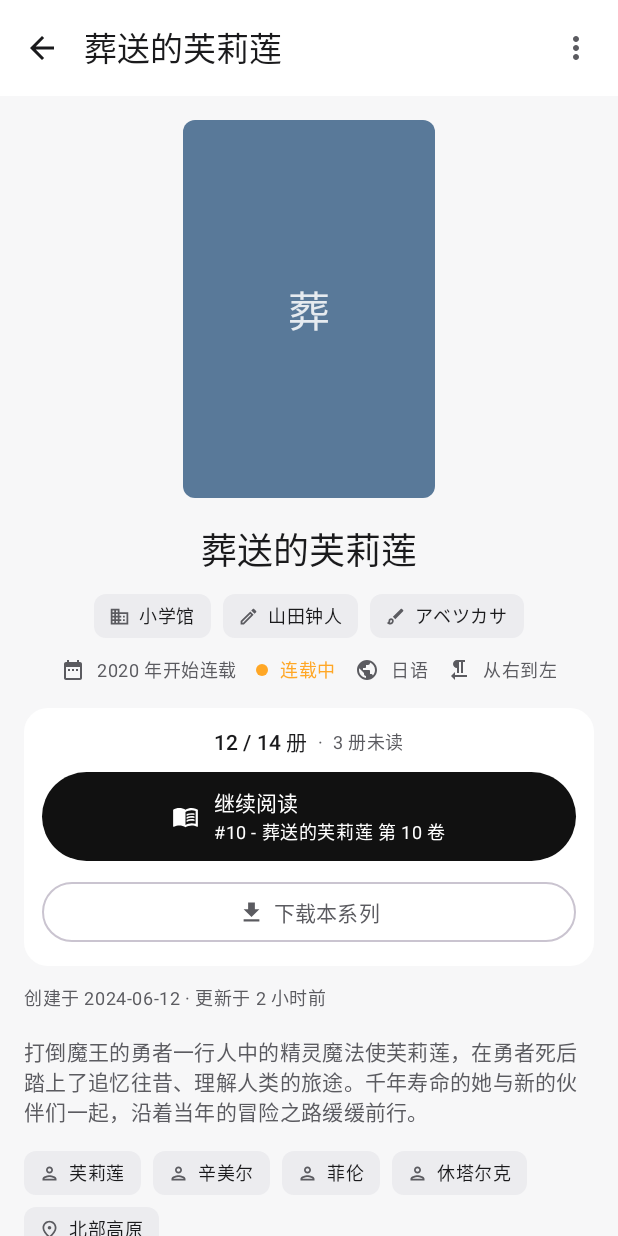
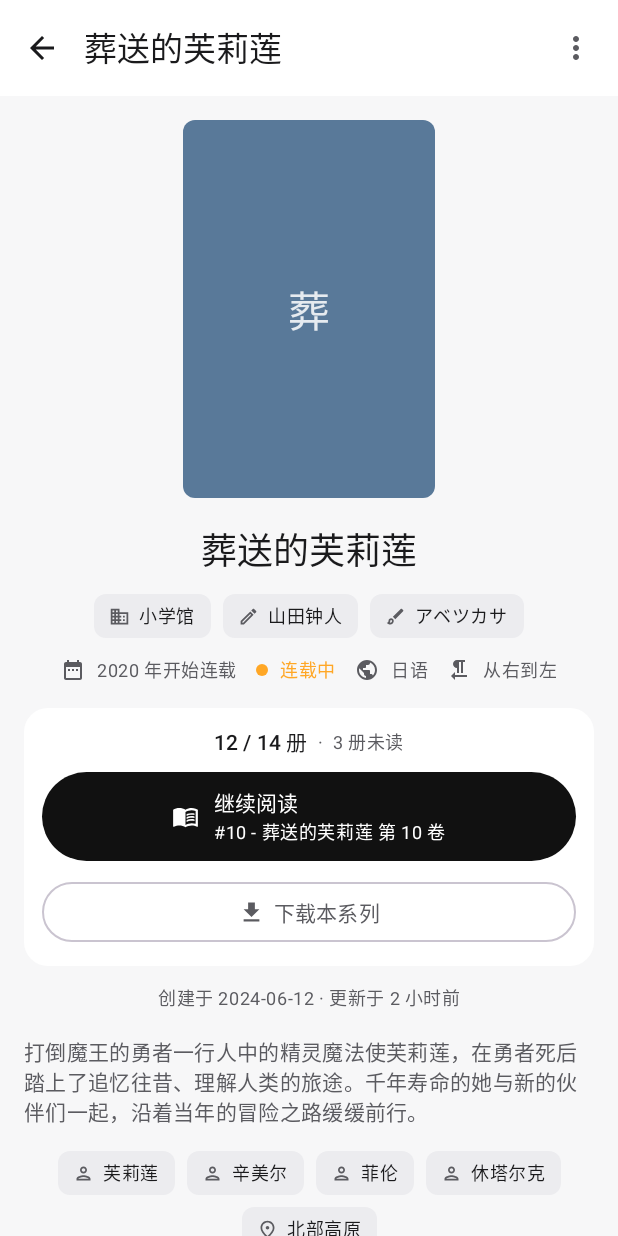
Before and after one commit to kmworks/kmreader-android, an Android app built with Jetpack Compose: the composable SeriesDetailScreen called with sample values from the repository, on a phone screen of 412 x 824 dp. Run offline under Robolectric (Android 15) with nearby library versions, the phone set to English and light mode, and no system bars; our stand-ins replace Dagger/Hilt's generated code; pictures from the network do not load.

Commit message:
UX fixes: dashboard context menus (incl. Go to Series), centered narrow series detail, visible library scope selector on dashboard/search

```diff
--- a/app/src/main/java/com/kmworks/kmreader/ui/components/ContextMenuSheet.kt
+++ b/app/src/main/java/com/kmworks/kmreader/ui/components/ContextMenuSheet.kt
@@ -9,6 +9,7 @@ import androidx.compose.foundation.layout.padding
 import androidx.compose.foundation.layout.width
 import androidx.compose.material.icons.Icons
 import androidx.compose.material.icons.outlined.Analytics
+import androidx.compose.material.icons.outlined.AutoStories
 import androidx.compose.material.icons.outlined.CheckCircle
 import androidx.compose.material.icons.outlined.CollectionsBookmark
 import androidx.compose.material.icons.outlined.Delete
@@ -113,11 +114,12 @@ fun seriesContextMenuItems(
     add(ContextMenuItem("删除", Icons.Outlined.Delete, destructive = true, onClick = onDelete))
 }
 
-/** 书籍上下文菜单（对齐 BookContextMenu）。 */
+/** 书籍上下文菜单（对齐 BookContextMenu；「访问系列」对应原作的系列导航入口）。 */
 fun bookContextMenuItems(
     hasStarted: Boolean,
     completed: Boolean,
     downloaded: Boolean,
+    onOpenSeries: () -> Unit = {},
     onMarkRead: () -> Unit = {},
     onMarkUnread: () -> Unit = {},
     onDownload: () -> Unit = {},
@@ -128,6 +130,7 @@ fun bookContextMenuItems(
     onShare: () -> Unit = {},
     onDelete: () -> Unit = {},
 ): List<ContextMenuItem> = buildList {
+    add(ContextMenuItem("访问系列", Icons.Outlined.AutoStories, onClick = onOpenSeries))
     if (!completed) {
         add(ContextMenuItem("标记为已读", Icons.Outlined.CheckCircle, onClick = onMarkRead))
     }
--- a/app/src/main/java/com/kmworks/kmreader/ui/detail/SeriesDetailScreen.kt
+++ b/app/src/main/java/com/kmworks/kmreader/ui/detail/SeriesDetailScreen.kt
@@ -70,6 +70,7 @@ import androidx.compose.ui.Alignment
 import androidx.compose.ui.Modifier
 import androidx.compose.ui.graphics.Color
 import androidx.compose.ui.graphics.vector.ImageVector
+import androidx.compose.ui.text.style.TextAlign
 import androidx.compose.ui.text.style.TextOverflow
 import androidx.compose.ui.unit.dp
 import com.kmworks.kmreader.data.Book
@@ -205,7 +206,7 @@ fun SeriesDetailScreen(
                         )
                         DetailTimestamps()
                         DetailSummary(series)
-                        DetailChips(series, onBrowseFilter)
+                        DetailChips(series = series, onBrowseFilter = onBrowseFilter)
                         TrackerSection(onManage = { showTrackerSheet = true })
                     }
                     LazyColumn(
@@ -242,14 +243,18 @@ fun SeriesDetailScreen(
                     }
                 }
             } else {
-                // 手机：单列滚动
+                // 手机：单列滚动，内容居中（对齐原作 DetailHeroView 居中态：
+                // 操作卡 maxWidth 480 水平居中，时间戳居中，chips 流居中）
                 Column(
                     modifier = Modifier
                         .fillMaxSize()
                         .verticalScroll(rememberScrollState())
                         .padding(vertical = 16.dp),
                 ) {
-                    Column(modifier = Modifier.padding(horizontal = 16.dp)) {
+                    Column(
+                        modifier = Modifier.padding(horizontal = 16.dp),
+                        horizontalAlignment = Alignment.CenterHorizontally,
+                    ) {
                         DetailHero(series = series, centered = true, onBrowseFilter = onBrowseFilter)
                         DetailActionCard(
                             series = series,
@@ -259,7 +264,7 @@ fun SeriesDetailScreen(
                         )
                         DetailTimestamps()
                         DetailSummary(series)
-                        DetailChips(series, onBrowseFilter)
+                        DetailChips(series, centered = true, onBrowseFilter = onBrowseFilter)
                         TrackerSection(onManage = { showTrackerSheet = true })
                         Spacer(Modifier.height(16.dp))
                     }
@@ -492,6 +497,7 @@ private fun DetailTimestamps() {
         text = "创建于 2024-06-12 · 更新于 2 小时前",
         style = MaterialTheme.typography.bodySmall,
         color = MaterialTheme.colorScheme.onSurfaceVariant,
+        textAlign = TextAlign.Center,
         modifier = Modifier
             .fillMaxWidth()
             .padding(top = 12.dp),
@@ -514,7 +520,11 @@ private fun DetailSummary(series: Series) {
  *  知名实体(角色 person/团队 person.2/地点 mappin)、分类(theatermasks)、标签(tag) 均可点击
  *  跳转对应元数据筛选的系列浏览页；链接(link) 打开外部 URL；长流折叠在 "+N" 后原地展开（limit 6）。 */
 @Composable
-private fun DetailChips(series: Series, onBrowseFilter: (String) -> Unit) {
+private fun DetailChips(
+    series: Series,
+    centered: Boolean = false,
+    onBrowseFilter: (String) -> Unit,
+) {
     if (series.notableEntities.isEmpty() && series.genres.isEmpty() &&
         series.tags.isEmpty() && series.links.isEmpty()
     ) return
@@ -526,6 +536,7 @@ private fun DetailChips(series: Series, onBrowseFilter: (String) -> Unit) {
             CollapsibleMetaChipFlow(
                 items = series.notableEntities.map { e -> e.icon() to (e.kindLabel to e.name) },
                 limit = 6,
+                centered = centered,
                 onClick = { (kind, value) -> onBrowseFilter("$kind · $value") },
             )
         }
@@ -533,6 +544,7 @@ private fun DetailChips(series: Series, onBrowseFilter: (String) -> Unit) {
             CollapsibleMetaChipFlow(
                 items = series.genres.map { Icons.Outlined.TheaterComedy to ("分类" to it) },
                 limit = 6,
+                centered = centered,
                 onClick = { (kind, value) -> onBrowseFilter("$kind · $value") },
             )
         }
@@ -540,12 +552,16 @@ private fun DetailChips(series: Series, onBrowseFilter: (String) -> Unit) {
             CollapsibleMetaChipFlow(
                 items = series.tags.map { Icons.Outlined.Sell to ("标签" to it) },
                 limit = 6,
+                centered = centered,
                 onClick = { (kind, value) -> onBrowseFilter("$kind · $value") },
             )
         }
         if (series.links.isNotEmpty()) {
             FlowRow(
-                horizontalArrangement = Arrangement.spacedBy(8.dp),
+                horizontalArrangement = Arrangement.spacedBy(
+                    8.dp,
+                    if (centered) Alignment.CenterHorizontally else Alignment.Start,
+                ),
                 verticalArrangement = Arrangement.spacedBy(8.dp),
             ) {
                 series.links.forEach { (label, _) ->
--- a/app/src/main/java/com/kmworks/kmreader/ui/library/LibraryScreen.kt
+++ b/app/src/main/java/com/kmworks/kmreader/ui/library/LibraryScreen.kt
@@ -217,6 +217,9 @@ fun LibraryScreen(
                 hasStarted = book.progress != null,
                 completed = book.progress == 1f,
                 downloaded = false,
+                onOpenSeries = {
+                    SampleData.seriesById(book.id / 1000)?.let(onOpenSeries)
+                },
             ),
             onDismiss = { menuBook = null },
         )
```
Also changed, not shown: app/src/main/java/com/kmworks/kmreader/ui/browse/BrowseScreen.kt (+36 -5 lines), app/src/main/java/com/kmworks/kmreader/ui/dashboard/DashboardScreen.kt (+76 -4 lines), 1 other file.
